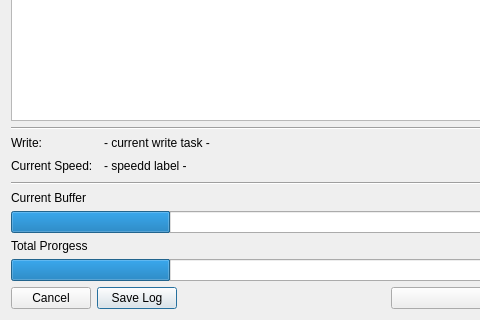
Above: src/dialogs/burndialog.ui from ognif/diskbutler before the change; both pictures show x 0 to 480 and y 238 to 558 of the 688 by 558 pixel window. Below: the same form after it.
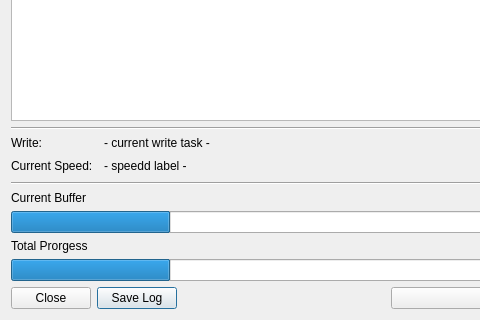
That is the form after the change.

Diff of the .ui file:
```diff
--- a/src/dialogs/burndialog.ui
+++ b/src/dialogs/burndialog.ui
@@ -178,7 +178,7 @@
           </sizepolicy>
          </property>
          <property name="text">
-          <string>Cancel</string>
+          <string>Close</string>
          </property>
         </widget>
        </item>
```
